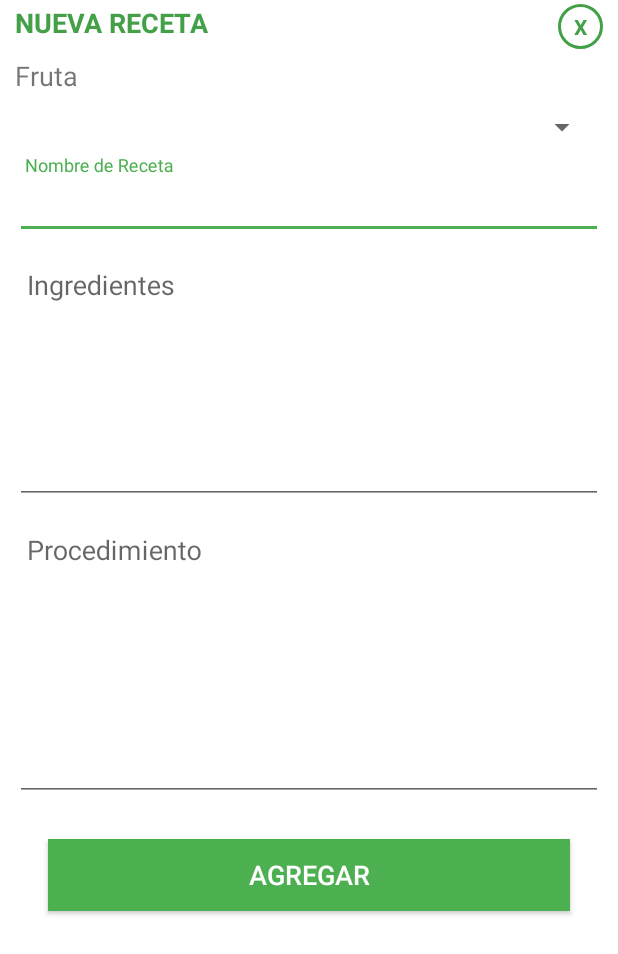
After one commit to HansCordovaGoicochea/appFrutas, an Android app: the layout dialog_receta.xml on its own in the app's theme, with its tools: preview values and no code run, on a phone screen of 412 x 824 dp. The commit adds this screen. Shown: the top 954 px of the screen. Run offline under Robolectric (Android 15) with nearby library versions, the phone set to English and light mode, and no system bars.

Commit message:
empenzando recetas

```diff
--- a/app/src/main/AndroidManifest.xml
+++ b/app/src/main/AndroidManifest.xml
@@ -1,5 +1,6 @@
 <?xml version="1.0" encoding="utf-8"?>
 <manifest xmlns:android="http://schemas.android.com/apk/res/android"
+    xmlns:tools="http://schemas.android.com/tools"
     package="tesis.frutas.com.appfrutas">
 
     <uses-permission android:name="android.permission.READ_EXTERNAL_STORAGE" />
@@ -12,7 +13,8 @@
         android:label="@string/app_name"
         android:roundIcon="@mipmap/ic_launcher_round"
         android:supportsRtl="true"
-        android:theme="@style/Theme.appFrutas">
+        android:theme="@style/Theme.appFrutas"
+        tools:ignore="GoogleAppIndexingWarning">
         <activity
             android:name=".ActividadPrincipal"
             android:configChanges="orientation|screenSize|keyboardHidden">
@@ -40,8 +42,7 @@
             android:name="DOMAIN_PACKAGE_NAME"
             android:value="tesis.frutas.com.appfrutas" />
 
-        <activity android:name=".CalendarioActivity" />
-        <activity android:name=".ActividadCalendarFruta"></activity>
+        <activity android:name=".ActividadCalendarFruta"/>
     </application>
 
 </manifest>
--- a/app/src/main/java/tesis/frutas/com/appfrutas/Fragmentos/FragmentRecetas.java
+++ b/app/src/main/java/tesis/frutas/com/appfrutas/Fragmentos/FragmentRecetas.java
@@ -54,9 +54,7 @@ public class FragmentRecetas extends Fragment implements AdapterView.OnItemSelec
 
     private String estado_lista = "";
 
-    private static List<Fruta> list_frutas = Select.from(Fruta.class)
-            .orderBy("NOMBRE ASC")
-            .list();
+    private static List<Fruta> list_frutas;
     private List<Fruta> nuevaLista;
     private List<Fruta> valores;
 
@@ -106,6 +104,9 @@ public class FragmentRecetas extends Fragment implements AdapterView.OnItemSelec
         //attach linear layout to recyclerview
         recyclerView.setLayoutManager(linearHorizontal);
         //initialize adapter
+        list_frutas = Select.from(Fruta.class)
+                .orderBy("NOMBRE ASC")
+                .list();
         rcAdapter = new RecetasAdapter(getContext(), list_frutas);
 
 
@@ -117,7 +118,18 @@ public class FragmentRecetas extends Fragment implements AdapterView.OnItemSelec
             @Override
             public void onClick(View view) {
 
-//
+//                Toast.makeText(getContext(), "Cdsfsfdsfds", Toast.LENGTH_SHORT).show();
+                AlertDialog.Builder alertDialogBuilder = new AlertDialog.Builder(getContext());
+                alertDialogBuilder.setCancelable(false);
+                View view_dialog = getLayoutInflater().inflate(R.layout.dialog_receta, null);
+                alertDialogBuilder.setView(view_dialog);
+                alertDialog = alertDialogBuilder.create();
+                alertDialog.getWindow().setBackgroundDrawable(new ColorDrawable(Color.TRANSPARENT));
+                alertDialog.show();
+
+                TextView txtclose = view_dialog.findViewById(R.id.txtclose);
+
+
             }
         });
 
@@ -277,15 +289,6 @@ public class FragmentRecetas extends Fragment implements AdapterView.OnItemSelec
 
         mLocations = getResources().getStringArray(R.array.spinner_selection_array);
         //poblar spinner
-//        MenuItem item = menu.findItem(R.id.spinner);
-//        Spinner spinner = (Spinner) item.getActionView();
-
-
-//        ArrayAdapter<CharSequence> adapter = ArrayAdapter.createFromResource(getContext(),
-//                R.array.spinner_selection_array, android.R.layout.simple_spinner_item);
-//        adapter.setDropDownViewResource(android.R.layout.simple_spinner_dropdown_item);
-//        spinner.setAdapter(adapter);
-
         spinner.setAdapter(new AdapterSpinner(getContext(), R.layout.support_simple_spinner_dropdown_item, mLocations,(String) getActivity().getTitle()));
 
         //buscador de productos en el recycler
--- /dev/null
+++ b/app/src/main/res/layout/dialog_receta.xml
@@ -0,0 +1,161 @@
+<?xml version="1.0" encoding="utf-8"?>
+<LinearLayout
+    xmlns:android="http://schemas.android.com/apk/res/android"
+    android:layout_width="fill_parent"
+    android:layout_height="fill_parent"
+    android:fitsSystemWindows="true"
+    android:background="@color/md_white_1000">
+
+    <LinearLayout
+        android:orientation="vertical"
+        android:layout_width="match_parent"
+        android:layout_height="wrap_content"
+        android:paddingTop="1dp"
+        android:paddingLeft="10dp"
+        android:paddingRight="10dp">
+
+        <LinearLayout
+            android:orientation="horizontal"
+            android:layout_width="match_parent"
+            android:layout_height="wrap_content"
+            android:paddingTop="1dp"
+            android:weightSum="2">
+
+            <TextView
+                android:id="@+id/nuevo"
+                android:layout_width="wrap_content"
+                android:layout_height="30dp"
+                android:layout_gravity="end"
+                android:layout_marginEnd="5dp"
+                android:layout_marginTop="5dp"
+                android:clickable="true"
+                android:foreground="?selectableItemBackgroundBorderless"
+                android:gravity="start"
+                android:text="Nueva Receta"
+                android:textColor="@color/primaryColor"
+                android:textStyle="bold"
+                android:textAllCaps="true"
+                android:textSize="18sp"
+                android:layout_weight="2"/>
+
+            <TextView
+                android:id="@+id/txtclose"
+                android:layout_width="30dp"
+                android:layout_height="30dp"
+                android:layout_gravity="end"
+                android:layout_marginTop="5dp"
+                android:background="@drawable/buttonclosestyle"
+                android:clickable="true"
+                android:foreground="?selectableItemBackgroundBorderless"
+                android:gravity="center"
+                android:text="X"
+                android:textColor="@color/primaryColor"
+                android:textStyle="bold"/>
+        </LinearLayout>
+
+     <ScrollView
+        android:layout_width="match_parent"
+        android:layout_height="wrap_content"
+        android:fitsSystemWindows="true"
+        android:background="@color/md_white_1000">
+        <LinearLayout
+            android:orientation="vertical"
+            android:layout_width="match_parent"
+            android:layout_height="wrap_content">
+
+            <TextView
+                android:layout_width="wrap_content"
+                android:layout_height="30dp"
+                android:clickable="true"
+                android:text="@string/fruta"
+                android:textSize="18sp"
+                android:focusable="true" />
+
+            <!-- Email Label -->
+            <LinearLayout
+                android:orientation="horizontal"
+                android:layout_width="match_parent"
+                android:layout_height="wrap_content"
+                android:paddingTop="1dp">
+
+                <Spinner
+                    android:id="@+id/spFruta"
+                    android:layout_width="match_parent"
+                    android:layout_height="wrap_content"
+                    android:layout_margin="3dp"/>
+
+            </LinearLayout>
+
+            <android.support.design.widget.TextInputLayout
+                android:layout_width="match_parent"
+                android:layout_height="wrap_content"
+                android:layout_marginTop="3dp"
+                android:layout_marginBottom="3dp">
+
+                <EditText android:id="@+id/input_receta"
+                    android:layout_width="match_parent"
+                    android:layout_height="wrap_content"
+                    android:inputType="textCapWords"
+                    android:textAllCaps="true"
+                    android:hint=" Nombre de Receta" />
+
+            </android.support.design.widget.TextInputLayout>
+
+            <android.support.design.widget.TextInputLayout
+                android:layout_width="match_parent"
+                android:layout_height="wrap_content"
+                android:layout_marginTop="3dp"
+                android:layout_marginBottom="3dp">
+
+                <EditText
+                    android:id="@+id/ingredientes_txt"
+                    android:layout_width="match_parent"
+                    android:layout_height="wrap_content"
+                    android:layout_marginTop="10dp"
+                    android:gravity="start"
+                    android:hint=" Ingredientes"
+                    android:inputType="textMultiLine"
+                    android:lines="7"
+                    android:padding="3dp"
+                    android:textColor="#000"
+                    android:scrollbars="vertical"/>
+
+            </android.support.design.widget.TextInputLayout>
+
+            <android.support.design.widget.TextInputLayout
+                android:layout_width="match_parent"
+                android:layout_height="wrap_content"
+                android:layout_marginTop="3dp"
+                android:layout_marginBottom="3dp">
+
+                <EditText
+                    android:id="@+id/procedimiento_txt"
+                    android:layout_width="match_parent"
+                    android:layout_height="wrap_content"
+                    android:layout_marginTop="10dp"
+                    android:gravity="start"
+                    android:hint=" Procedimiento"
+                    android:inputType="textMultiLine"
+                    android:lines="8"
+                    android:padding="3dp"
+                    android:textColor="#000"
+                    android:scrollbars="vertical"/>
+
+            </android.support.design.widget.TextInputLayout>
+
+        </LinearLayout>
+    </ScrollView>
+        <!-- Signup Button -->
+        <android.support.v7.widget.AppCompatButton
+            android:id="@+id/agregar_fruta"
+            android:layout_width="match_parent"
+            android:layout_height="wrap_content"
+            android:layout_margin="22dp"
+            android:background="@color/accentColor"
+            android:textColor="#fff"
+            android:textSize="18sp"
+            android:text="Agregar"/>
+    </LinearLayout>
+
+
+</LinearLayout>
--- a/app/src/main/res/values/strings.xml
+++ b/app/src/main/res/values/strings.xml
@@ -56,6 +56,9 @@
 
     <!-- TODO: Remove or change this placeholder text -->
     <string name="hello_blank_fragment">Hello blank fragment</string>
+    <string name="nueva_fruta">Nueva Fruta</string>
+    <string name="fruta">Fruta</string>
+    <string name="fruta">Fruta</string>
 
 
 </resources>
```
Also changed, not shown: 949 other files.
